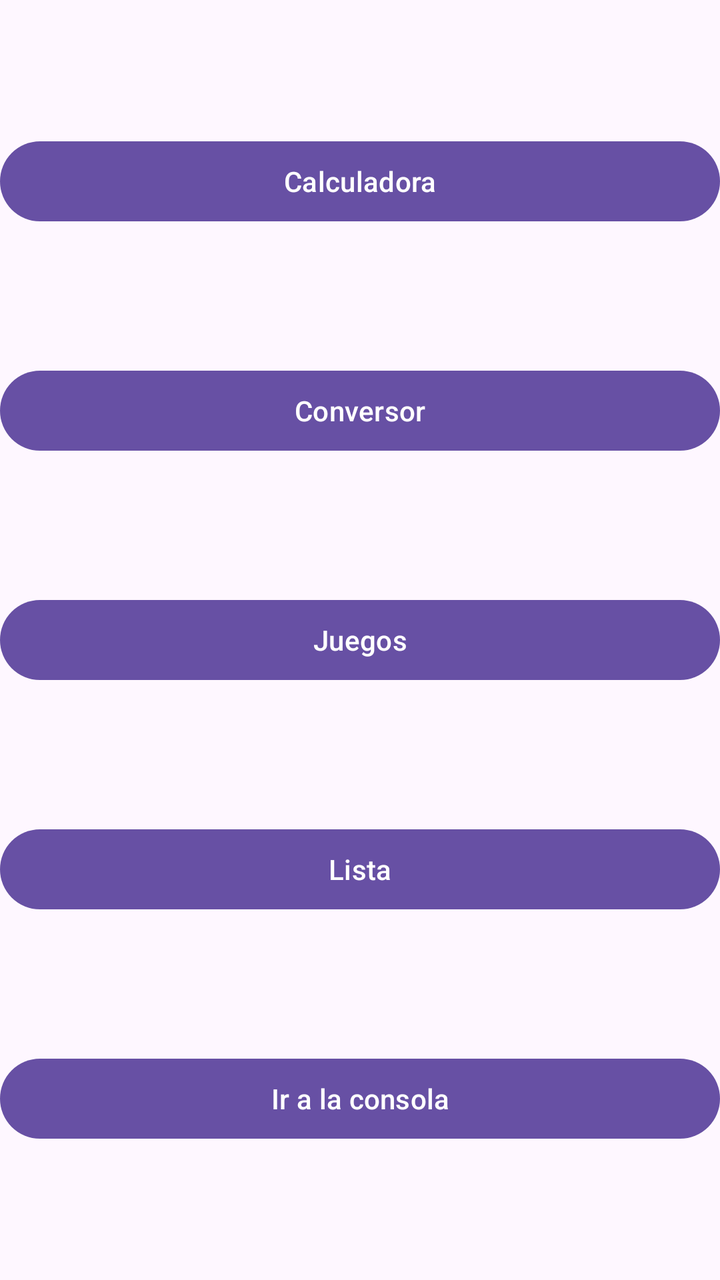
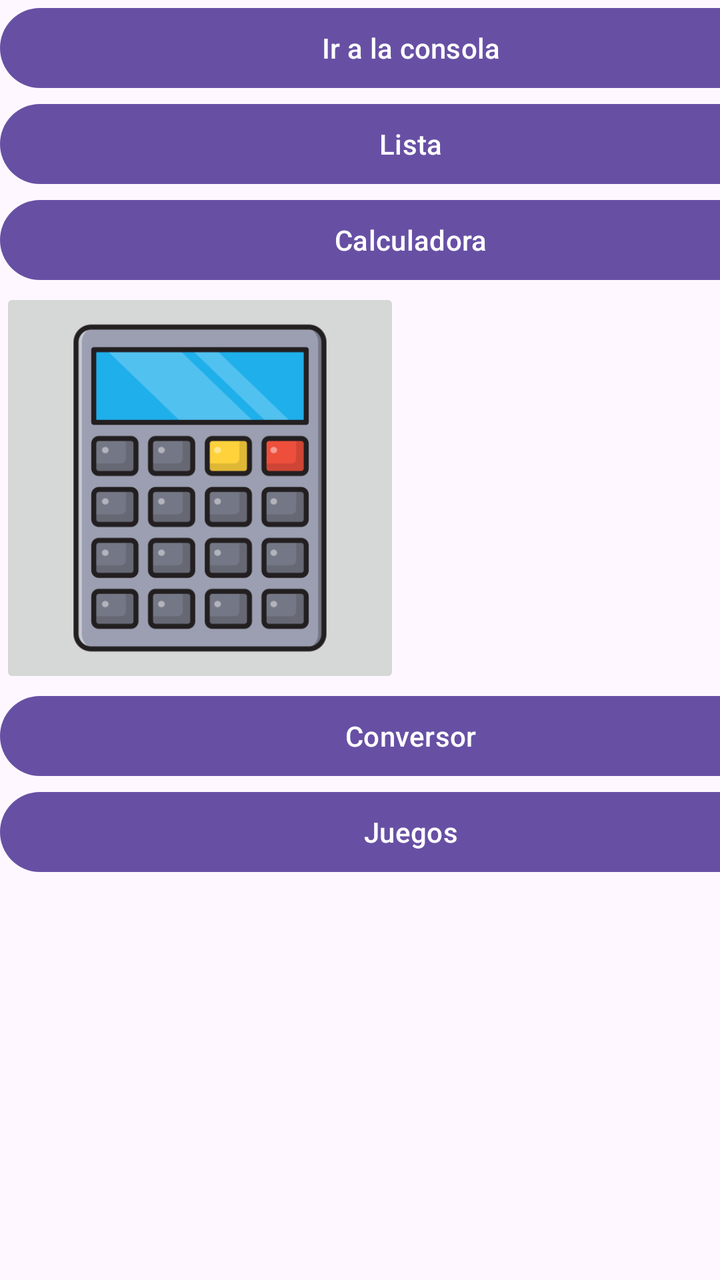

Two renders of the same Android screen: before a commit and after it. Below are the layout's source before the change and the commit's diff.
<!-- AndroidManifest.xml: application theme Theme.ListaConsolas -->
<!-- res/layout/activity_main.xml -->
<?xml version="1.0" encoding="utf-8"?>
<androidx.constraintlayout.widget.ConstraintLayout xmlns:android="http://schemas.android.com/apk/res/android"
    xmlns:app="http://schemas.android.com/apk/res-auto"
    xmlns:tools="http://schemas.android.com/tools"
    android:id="@+id/main"
    android:layout_width="match_parent"
    android:layout_height="match_parent"
    tools:context=".MainActivity">

    <Button
        android:id="@+id/bIrConsola"
        android:layout_width="0dp"
        android:layout_height="wrap_content"
        android:text="Ir a la consola"
        app:layout_constraintBottom_toBottomOf="parent"
        app:layout_constraintEnd_toEndOf="parent"
        app:layout_constraintStart_toStartOf="parent"
        app:layout_constraintTop_toBottomOf="@+id/bLista" />

    <Button
        android:id="@+id/bLista"
        android:layout_width="0dp"
        android:layout_height="wrap_content"
        android:text="Lista"
        app:layout_constraintBottom_toTopOf="@+id/bIrConsola"
        app:layout_constraintEnd_toEndOf="parent"
        app:layout_constraintStart_toStartOf="parent"
        app:layout_constraintTop_toBottomOf="@+id/bJuegos" />

    <Button
        android:id="@+id/bCalculadora"
        android:layout_width="0dp"
        android:layout_height="wrap_content"
        android:text="Calculadora"
        app:layout_constraintBottom_toTopOf="@+id/bConversor"
        app:layout_constraintEnd_toEndOf="parent"
        app:layout_constraintStart_toStartOf="parent"
        app:layout_constraintTop_toTopOf="parent" />

    <Button
        android:id="@+id/bConversor"
        android:layout_width="0dp"
        android:layout_height="wrap_content"
        android:text="Conversor"
        app:layout_constraintBottom_toTopOf="@+id/bJuegos"
        app:layout_constraintEnd_toEndOf="parent"
        app:layout_constraintStart_toStartOf="parent"
        app:layout_constraintTop_toBottomOf="@+id/bCalculadora" />

    <Button
        android:id="@+id/bJuegos"
        android:layout_width="0dp"
        android:layout_height="wrap_content"
        android:text="Juegos"
        app:layout_constraintBottom_toTopOf="@+id/bLista"
        app:layout_constraintEnd_toEndOf="parent"
        app:layout_constraintStart_toStartOf="parent"
        app:layout_constraintTop_toBottomOf="@+id/bConversor" />
</androidx.constraintlayout.widget.ConstraintLayout>
<!-- resources referenced by this layout -->
<resources>
  <style name="Theme.ListaConsolas" parent="Base.Theme.ListaVideojuegos" />
  <style name="Base.Theme.ListaVideojuegos" parent="Theme.Material3.DayNight.NoActionBar">
          
          
      </style>
</resources>

<!-- the commit's change to res/layout/activity_main.xml (unified diff, before → after) -->
@@ -1,59 +1,48 @@
 <?xml version="1.0" encoding="utf-8"?>
-<androidx.constraintlayout.widget.ConstraintLayout xmlns:android="http://schemas.android.com/apk/res/android"
+<LinearLayout xmlns:android="http://schemas.android.com/apk/res/android"
     xmlns:app="http://schemas.android.com/apk/res-auto"
     xmlns:tools="http://schemas.android.com/tools"
     android:id="@+id/main"
     android:layout_width="match_parent"
     android:layout_height="match_parent"
+    android:orientation="vertical"
     tools:context=".MainActivity">
 
     <Button
         android:id="@+id/bIrConsola"
-        android:layout_width="0dp"
+        android:layout_width="411dp"
         android:layout_height="wrap_content"
-        android:text="Ir a la consola"
-        app:layout_constraintBottom_toBottomOf="parent"
-        app:layout_constraintEnd_toEndOf="parent"
-        app:layout_constraintStart_toStartOf="parent"
-        app:layout_constraintTop_toBottomOf="@+id/bLista" />
+        android:text="Ir a la consola" />
 
     <Button
         android:id="@+id/bLista"
-        android:layout_width="0dp"
+        android:layout_width="411dp"
         android:layout_height="wrap_content"
-        android:text="Lista"
-        app:layout_constraintBottom_toTopOf="@+id/bIrConsola"
-        app:layout_constraintEnd_toEndOf="parent"
-        app:layout_constraintStart_toStartOf="parent"
-        app:layout_constraintTop_toBottomOf="@+id/bJuegos" />
+        android:text="Lista" />
 
     <Button
+        android:id="@+id/bCalculadora2"
+        android:layout_width="411dp"
+        android:layout_height="wrap_content"
+        android:text="Calculadora" />
+
+    <ImageButton
         android:id="@+id/bCalculadora"
-        android:layout_width="0dp"
-        android:layout_height="wrap_content"
-        android:text="Calculadora"
-        app:layout_constraintBottom_toTopOf="@+id/bConversor"
-        app:layout_constraintEnd_toEndOf="parent"
-        app:layout_constraintStart_toStartOf="parent"
-        app:layout_constraintTop_toTopOf="parent" />
+        android:layout_width="200dp"
+        android:layout_height="200dp"
+        android:scaleType="fitCenter"
+        app:srcCompat="@drawable/calculadora" />
 
     <Button
         android:id="@+id/bConversor"
-        android:layout_width="0dp"
+        android:layout_width="411dp"
         android:layout_height="wrap_content"
-        android:text="Conversor"
-        app:layout_constraintBottom_toTopOf="@+id/bJuegos"
-        app:layout_constraintEnd_toEndOf="parent"
-        app:layout_constraintStart_toStartOf="parent"
-        app:layout_constraintTop_toBottomOf="@+id/bCalculadora" />
+        android:text="Conversor" />
 
     <Button
         android:id="@+id/bJuegos"
-        android:layout_width="0dp"
+        android:layout_width="411dp"
         android:layout_height="wrap_content"
-        android:text="Juegos"
-        app:layout_constraintBottom_toTopOf="@+id/bLista"
-        app:layout_constraintEnd_toEndOf="parent"
-        app:layout_constraintStart_toStartOf="parent"
-        app:layout_constraintTop_toBottomOf="@+id/bConversor" />
-</androidx.constraintlayout.widget.ConstraintLayout>
+        android:text="Juegos" />
+
+</LinearLayout>
<!-- resource entries referenced after the edit -->
@@ -1,5 +1,6 @@
 <!-- resources referenced by this layout -->
 <resources>
+  <!-- drawable calculadora: png bitmap (drawable, 25879 bytes) -->
   <style name="Theme.ListaConsolas" parent="Base.Theme.ListaVideojuegos" />
   <style name="Base.Theme.ListaVideojuegos" parent="Theme.Material3.DayNight.NoActionBar">
           
